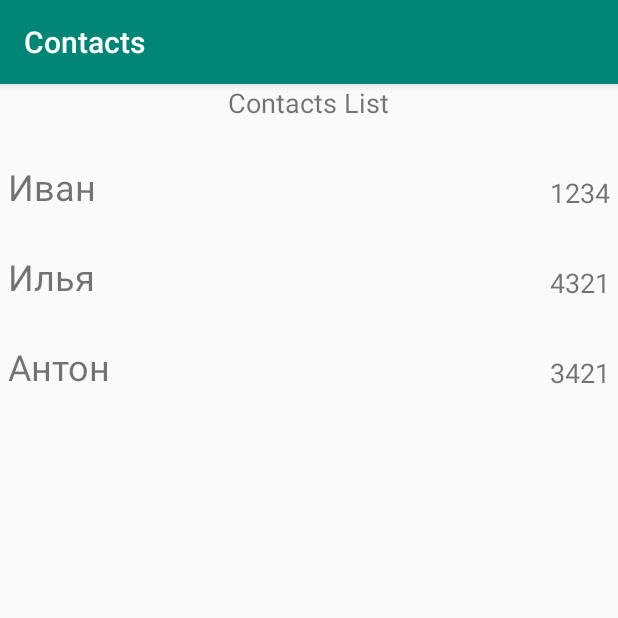
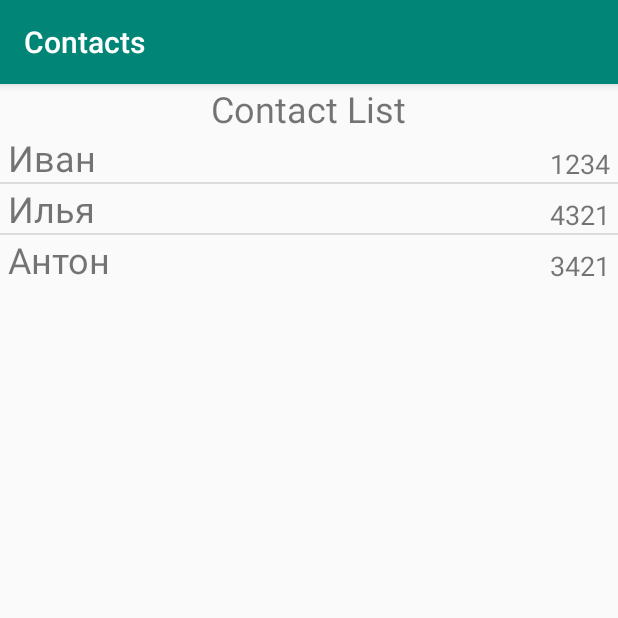
Before and after one commit to gastar123/Contacts, an Android app: the screen it shows after launch (MainActivity), on a phone screen of 412 x 824 dp, the top half of it. Run offline under Robolectric (Android 15) with nearby library versions, the phone set to English and light mode, and no system bars.

Commit message:
Урок 42. Список - ListView

```diff
--- /dev/null
+++ b/app/src/main/java/com/example/contacts/ContactAdapter.java
@@ -0,0 +1,33 @@
+package com.example.contacts;
+
+import android.content.Context;
+import android.view.LayoutInflater;
+import android.view.View;
+import android.view.ViewGroup;
+import android.widget.ArrayAdapter;
+import android.widget.LinearLayout;
+import android.widget.TextView;
+
+import java.util.List;
+
+public class ContactAdapter extends ArrayAdapter<Contact> {
+
+    public ContactAdapter(Context context, int resource, List<Contact> objects) {
+        super(context, resource, objects);
+    }
+
+    @Override
+    public View getView(int position, View convertView, ViewGroup parent) {
+        if(convertView == null){
+            convertView = LayoutInflater.from(getContext()).inflate(R.layout.contact, null);
+        }
+
+        Contact contact = getItem(position);
+        TextView tvName = convertView.findViewById(R.id.tvName);
+        tvName.setText(contact.getName());
+        TextView tvNumber = convertView.findViewById(R.id.tvNumber);
+        tvNumber.setText(contact.getPhone());
+//        convertView.getLayoutParams().width = LinearLayout.LayoutParams.MATCH_PARENT;
+        return convertView;
+    }
+}
--- a/app/src/main/java/com/example/contacts/MainActivity.java
+++ b/app/src/main/java/com/example/contacts/MainActivity.java
@@ -4,7 +4,9 @@ import android.support.v7.app.AppCompatActivity;
 import android.os.Bundle;
 import android.view.LayoutInflater;
 import android.view.View;
+import android.widget.ArrayAdapter;
 import android.widget.LinearLayout;
+import android.widget.ListView;
 import android.widget.TextView;
 
 import java.util.ArrayList;
@@ -15,23 +17,29 @@ public class MainActivity extends AppCompatActivity {
     @Override
     protected void onCreate(Bundle savedInstanceState) {
         super.onCreate(savedInstanceState);
-        setContentView(R.layout.activity_main);
+        setContentView(R.layout.list_view);
+
+        ListView lvMain = findViewById(R.id.lvMain);
 
         List<Contact> phoneBook = createContacts();
 
-        LinearLayout linLayout = findViewById(R.id.linLayout);
+        ArrayAdapter<Contact> adapter = new ContactAdapter(this, R.layout.contact, phoneBook);
+        lvMain.setAdapter(adapter);
 
-        LayoutInflater lnInflater = getLayoutInflater();
 
-        for (Contact c : phoneBook) {
-            View item = lnInflater.inflate(R.layout.contact, linLayout, false);
-            TextView tvName = item.findViewById(R.id.tvName);
-            tvName.setText(c.getName());
-            TextView tvNumber = item.findViewById(R.id.tvNumber);
-            tvNumber.setText(c.getPhone());
-            item.getLayoutParams().width = LinearLayout.LayoutParams.MATCH_PARENT;
-            linLayout.addView(item);
-        }
+////        LinearLayout linLayout = findViewById(R.id.linLayout);
+////
+////        LayoutInflater lnInflater = getLayoutInflater();
+//
+//        for (Contact c : phoneBook) {
+//            View item = lnInflater.inflate(R.layout.contact, linLayout, false);
+//            TextView tvName = item.findViewById(R.id.tvName);
+//            tvName.setText(c.getName());
+//            TextView tvNumber = item.findViewById(R.id.tvNumber);
+//            tvNumber.setText(c.getPhone());
+//            item.getLayoutParams().width = LinearLayout.LayoutParams.MATCH_PARENT;
+//            linLayout.addView(item);
+//        }
     }
 
     private List<Contact> createContacts() {
--- /dev/null
+++ b/app/src/main/res/layout/list_view.xml
@@ -0,0 +1,20 @@
+<?xml version="1.0" encoding="utf-8"?>
+<LinearLayout xmlns:android="http://schemas.android.com/apk/res/android"
+    android:layout_width="match_parent"
+    android:layout_height="match_parent"
+    android:orientation="vertical">
+
+    <TextView
+        android:id="@+id/textView2"
+        android:layout_width="wrap_content"
+        android:layout_height="wrap_content"
+        android:layout_gravity="center_horizontal"
+        android:text="Contact List"
+        android:textSize="24sp" />
+
+    <ListView
+        android:id="@+id/lvMain"
+        android:layout_width="match_parent"
+        android:layout_height="wrap_content" />
+
+</LinearLayout>
```
